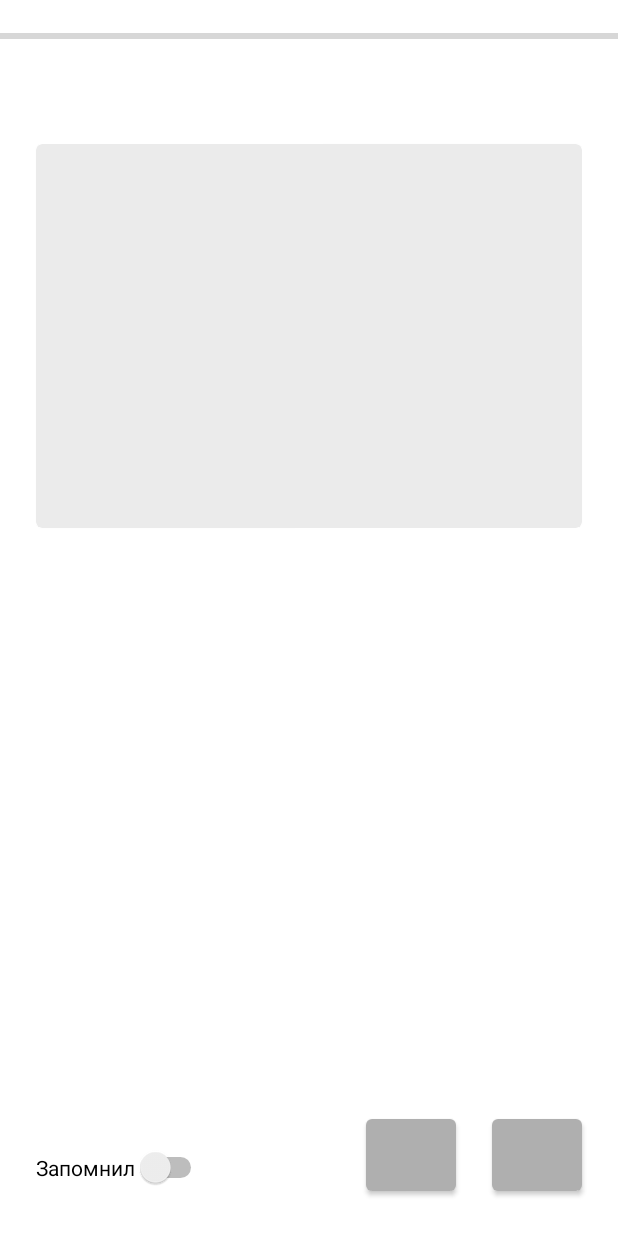
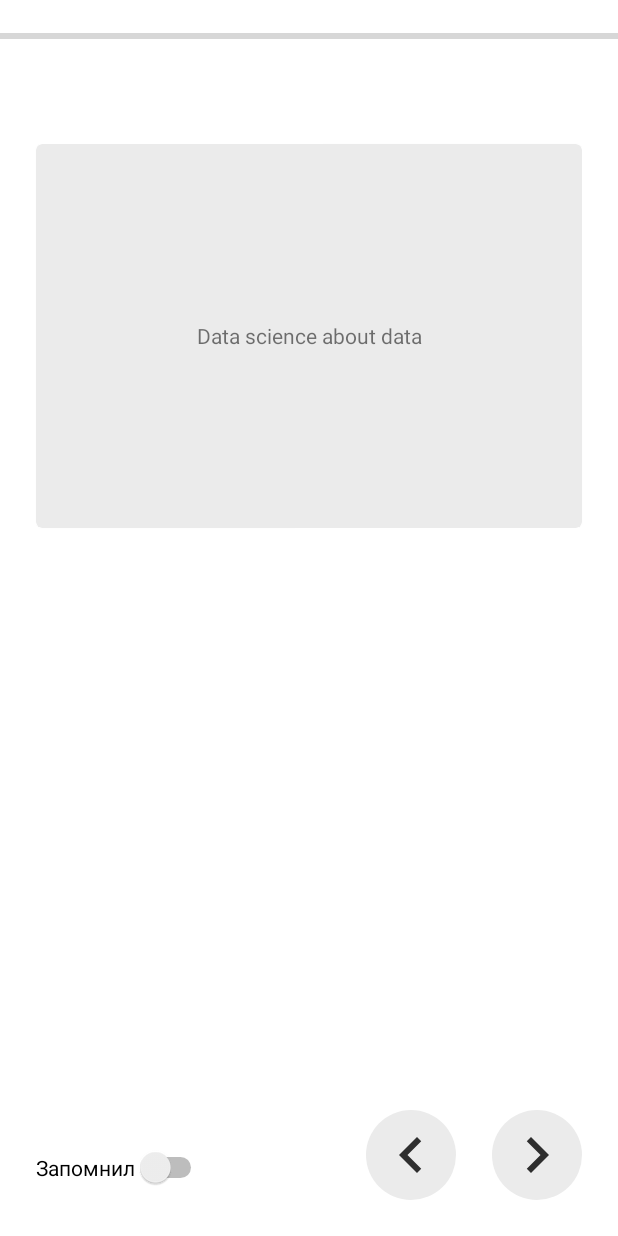
Before and after one commit to balezz/ODScards, an Android app: the FlashCardFragment screen opened directly, with no data from a screen before it, on a phone screen of 412 x 824 dp. Run offline under Robolectric (Android 15) with nearby library versions, the phone set to English and light mode, and no system bars; 1 statement that could not run was skipped.

Commit message:
Add arrows to flashcard buttons

```diff
--- a/app/src/main/java/ru/balezz/odscards/FlashCardFragment.java
+++ b/app/src/main/java/ru/balezz/odscards/FlashCardFragment.java
@@ -4,20 +4,39 @@ import android.os.Bundle;
 import android.view.LayoutInflater;
 import android.view.View;
 import android.view.ViewGroup;
+import android.view.animation.Animation;
+import android.view.animation.AnimationUtils;
+import android.view.animation.RotateAnimation;
 
 import androidx.annotation.NonNull;
 import androidx.annotation.Nullable;
 import androidx.fragment.app.Fragment;
 
+import com.google.android.material.card.MaterialCardView;
+
 public class FlashCardFragment extends Fragment {
     public static FlashCardFragment newInstance() {
         return new FlashCardFragment();
     }
+    MaterialCardView mMaterialCardView;
+
 
     @Nullable
     @Override
     public View onCreateView(@NonNull LayoutInflater inflater, @Nullable ViewGroup container, @Nullable Bundle savedInstanceState) {
         View v = inflater.inflate(R.layout.fragment_flashcard, container, false);
+
+        final Animation animationRotate = AnimationUtils.
+                loadAnimation(getActivity(), R.anim.rotate_center);
+
+        mMaterialCardView = (MaterialCardView) v.findViewById(R.id.mcview);
+        mMaterialCardView.setOnClickListener(new View.OnClickListener() {
+            @Override
+            public void onClick(View v) {
+                mMaterialCardView.startAnimation(animationRotate);
+            }
+        });
+
         return v;
     }
 }
--- /dev/null
+++ b/app/src/main/res/drawable/ic_chevron_left_black_24dp.xml
@@ -0,0 +1,5 @@
+<vector android:alpha="0.8" android:height="48dp"
+    android:viewportHeight="24.0" android:viewportWidth="24.0"
+    android:width="48dp" xmlns:android="http://schemas.android.com/apk/res/android">
+    <path android:fillColor="#FF000000" android:pathData="M15.41,7.41L14,6l-6,6 6,6 1.41,-1.41L10.83,12z"/>
+</vector>
--- /dev/null
+++ b/app/src/main/res/drawable/ic_chevron_right_black_24dp.xml
@@ -0,0 +1,5 @@
+<vector android:alpha="0.8" android:height="48dp"
+    android:viewportHeight="24.0" android:viewportWidth="24.0"
+    android:width="48dp" xmlns:android="http://schemas.android.com/apk/res/android">
+    <path android:fillColor="#FF000000" android:pathData="M10,6L8.59,7.41 13.17,12l-4.58,4.59L10,18l6,-6z"/>
+</vector>
--- a/app/src/main/res/layout/fragment_flashcard.xml
+++ b/app/src/main/res/layout/fragment_flashcard.xml
@@ -19,6 +19,7 @@
 
     <com.google.android.material.card.MaterialCardView
         android:layout_width="match_parent"
+        android:id="@+id/mcview"
         android:layout_height="256dp"
         android:layout_marginLeft="24dp"
         android:layout_marginTop="96dp"
@@ -29,27 +30,38 @@
         app:cardBackgroundColor="@color/light_card_background"
         app:cardCornerRadius="4dp">
 
+        <TextView
+            android:layout_width="match_parent"
+            android:layout_height="match_parent"
+            android:gravity="center"
+            android:text="@string/quest_example"
+            />
+
+
     </com.google.android.material.card.MaterialCardView>
 
-    <com.google.android.material.button.MaterialButton
-        android:id="@+id/button2"
+    <ImageButton
+        android:id="@+id/btn_forward"
+        android:src="@drawable/ic_chevron_right_black_24dp"
         android:layout_width="60dp"
         android:layout_height="60dp"
         android:layout_marginEnd="24dp"
         android:layout_marginBottom="24dp"
-        android:theme="@style/CardButton"
+        android:background="@drawable/btn_normal"
         app:layout_constraintBottom_toBottomOf="parent"
         app:layout_constraintEnd_toEndOf="parent" />
 
-    <com.google.android.material.button.MaterialButton
-        android:id="@+id/button"
+    <ImageButton
+        android:id="@+id/btn_back"
+        android:src="@drawable/ic_chevron_left_black_24dp"
         android:layout_width="60dp"
         android:layout_height="60dp"
         android:layout_marginEnd="24dp"
         android:layout_marginBottom="24dp"
-        android:theme="@style/CardButton"
+        android:background="@drawable/btn_normal"
         app:layout_constraintBottom_toBottomOf="parent"
-        app:layout_constraintEnd_toStartOf="@+id/button2" />
+        app:layout_constraintEnd_toStartOf="@+id/btn_forward"
+        android:contentDescription="@string/back" />
 
     <Switch
         android:id="@+id/switch1"
--- a/app/src/main/res/values/strings.xml
+++ b/app/src/main/res/values/strings.xml
@@ -11,5 +11,7 @@
     <string name="item_title_4">Экзамен</string>
     <string name="lecture_stub">Лекция №1. Введение в Pandas</string>
     <string name="i_know_it">Запомнил</string>
+    <string name="quest_example">Data science about data</string>
+    <string name="back">back</string>
 
 </resources>
```
